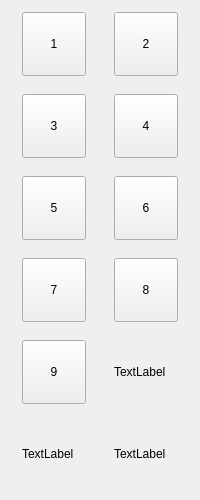
Above: UI/inputboard.ui from nzpznk/sudoku-qt before the change. Below: the same form after it.
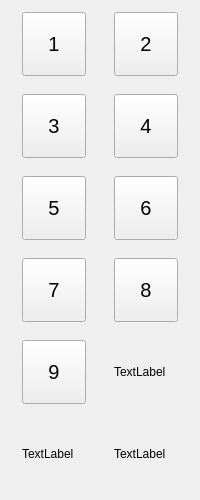
That is the form after the change. Custom widgets are drawn as their Qt base class.

The edit to the form file:
```diff
--- a/UI/inputboard.ui
+++ b/UI/inputboard.ui
@@ -52,6 +52,11 @@
        <height>64</height>
       </size>
      </property>
+     <property name="font">
+      <font>
+       <pointsize>15</pointsize>
+      </font>
+     </property>
      <property name="text">
       <string>5</string>
      </property>
@@ -71,6 +76,11 @@
        <height>64</height>
       </size>
      </property>
+     <property name="font">
+      <font>
+       <pointsize>15</pointsize>
+      </font>
+     </property>
      <property name="text">
       <string>4</string>
      </property>
@@ -90,6 +100,11 @@
        <height>64</height>
       </size>
      </property>
+     <property name="font">
+      <font>
+       <pointsize>15</pointsize>
+      </font>
+     </property>
      <property name="text">
       <string>2</string>
      </property>
@@ -109,6 +124,11 @@
        <height>64</height>
       </size>
      </property>
+     <property name="font">
+      <font>
+       <pointsize>15</pointsize>
+      </font>
+     </property>
      <property name="text">
       <string>3</string>
      </property>
@@ -128,6 +148,11 @@
        <height>64</height>
       </size>
      </property>
+     <property name="font">
+      <font>
+       <pointsize>15</pointsize>
+      </font>
+     </property>
      <property name="text">
       <string>1</string>
      </property>
@@ -147,6 +172,11 @@
        <height>64</height>
       </size>
      </property>
+     <property name="font">
+      <font>
+       <pointsize>15</pointsize>
+      </font>
+     </property>
      <property name="text">
       <string>7</string>
      </property>
@@ -166,6 +196,11 @@
        <height>64</height>
       </size>
      </property>
+     <property name="font">
+      <font>
+       <pointsize>15</pointsize>
+      </font>
+     </property>
      <property name="text">
       <string>6</string>
      </property>
@@ -185,6 +220,11 @@
        <height>64</height>
       </size>
      </property>
+     <property name="font">
+      <font>
+       <pointsize>15</pointsize>
+      </font>
+     </property>
      <property name="text">
       <string>8</string>
      </property>
@@ -204,6 +244,11 @@
        <height>64</height>
       </size>
      </property>
+     <property name="font">
+      <font>
+       <pointsize>15</pointsize>
+      </font>
+     </property>
      <property name="text">
       <string>9</string>
      </property>
```
